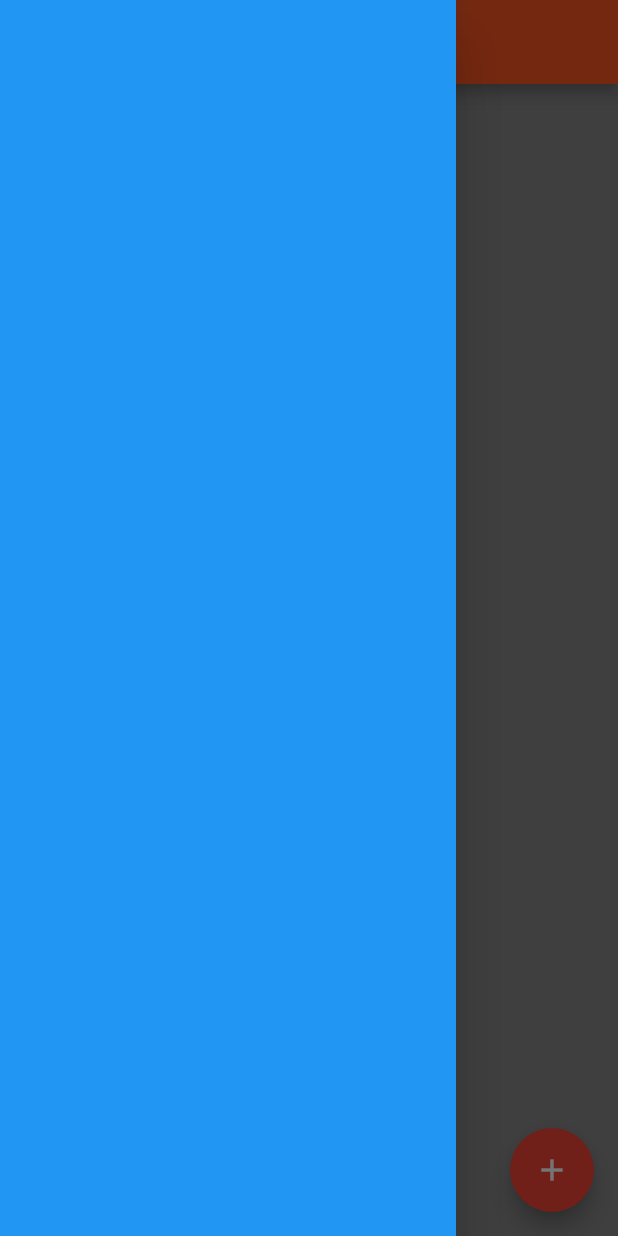
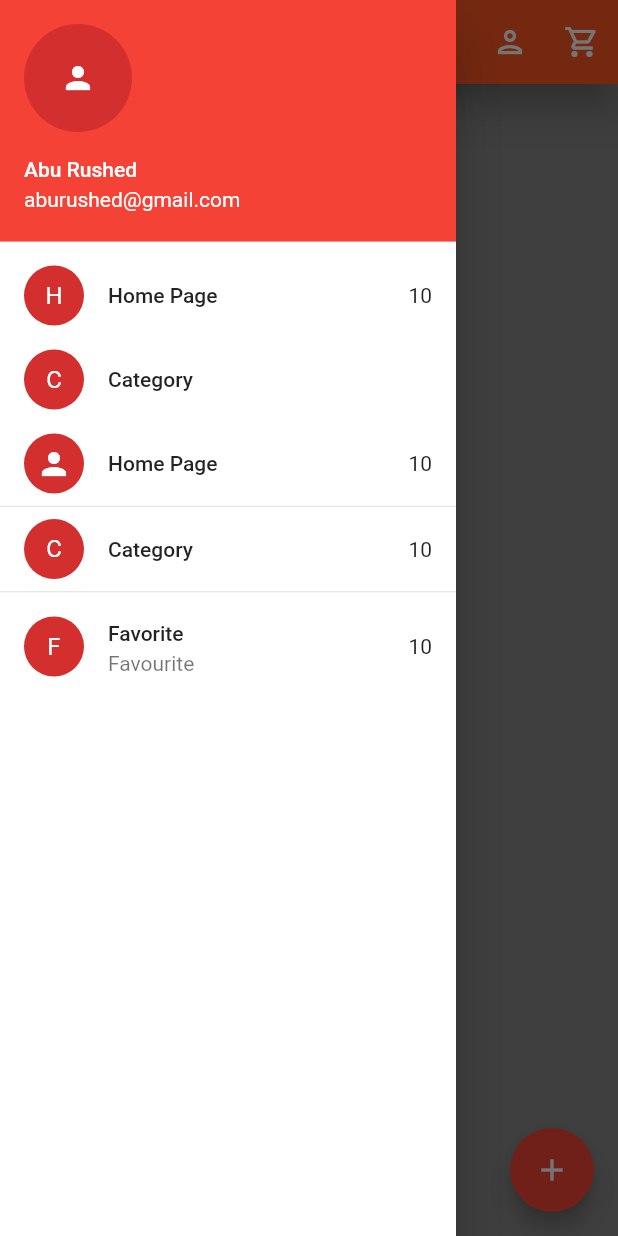
Before and after one commit to Shams-Rushdi/Flutter_Practice, a Flutter app: the screen it shows after launch, with the side drawer open, on a phone screen of 412 x 824 dp. Run offline on Flutter 3.47's test engine with Material 2 defaults, Android fonts, the phone set to English and light mode, and no system bars; our stand-ins replace fluttertoast; missing offline and left inert: dart:html.

```diff
--- a/lib/main.dart
+++ b/lib/main.dart
@@ -1,6 +1,11 @@
+//import 'dart:html';
+
 import 'dart:html';
+import 'dart:ui';
 
 import 'package:flutter/material.dart';
+import 'package:flutterapp/widgets/my_custom_tile.dart';
+import 'package:fluttertoast/fluttertoast.dart';
 
 void main(){
   runApp(MyApp());
@@ -8,19 +13,120 @@ void main(){
 }
 class Home extends StatelessWidget {
 
+  List<String> userList = ['Home Page','Category','Favorite'];
+
   @override
   Widget build(BuildContext context) {
     return Scaffold(
-      drawer: const Drawer(
-        backgroundColor: Colors.blue,
+      drawer: Drawer(
+        backgroundColor: Colors.white,
+        child: ListView(
+         children: [
+           const UserAccountsDrawerHeader(
+             accountName: const Text("Abu Rushed"),
+             accountEmail: const Text("aburushed@gmail.com"),
+             currentAccountPicture: CircleAvatar(
+               child:Icon(Icons.person),
+             ),
+
+           ),
+          MyCustomTile(title:userList[0],icon: null,onClickEvent:(){
+            Navigator.pop(context);
+            Fluttertoast.showToast(msg:userList[0]);
+
+          },
+            subtitle: "30 min ago",
+            trailing: "10",
+          ),
+
+           MyCustomTile(title:userList[1],icon: null,onClickEvent:(){
+             Navigator.pop(context);
+           }),
+
+           ListTile(
+             onTap: (){
+              Navigator.pop(context);//drawar back
+             },
+
+             title: Text(userList[0]),
+             leading: CircleAvatar(
+               //child: Text("H"),
+               child: Icon(Icons.person),
+             ),
+             trailing: Text("10"),
+
+           ),
+           const Divider(height:1,),
+           ListTile(
+             onTap: (){
+               Navigator.pop(context);//drawar back
+             },
+
+             title: Text(userList[1]),
+             leading: CircleAvatar(
+               child: Text("C"),
+               //child: Icon(Icons.person),
+             ),
+             trailing: Text("10"),
+
+           ),
+           const Divider(height:1,),
+           ListTile(
+             onTap: (){
+               Navigator.pop(context);//drawar back
+             },
+
+             title: Text(userList[2]),
+             leading: CircleAvatar(
+               child: Text("F"),
+               //child: Icon(Icons.person),
+             ),
+             trailing: Text("10"),
+             subtitle: Text("Favourite"),
+
+           )
+
+         ],
+        ),
       ),
+
       appBar: AppBar(
         title:const Text("Home Screen"),
+        actions: [
+          IconButton(
+            onPressed:()
+            {
+              Fluttertoast.showToast(msg: 'Searching......');
+            },
+            icon: Icon(Icons.search_outlined),
+          ),
+          IconButton(
+            onPressed:()
+            {
+
+            },
+            icon: Icon(Icons.person_outlined),
+          ),
+          IconButton(
+            onPressed:()
+            {
+              print("Shoping Cart Clicked");
+              Fluttertoast.showToast(msg: 'Shoping Cart');
+            },
+            icon: Icon(Icons.shopping_cart_outlined),
+
+          )
+        ],
+
+
+        elevation: 10.0,
         backgroundColor: Colors.deepOrange,
+
       ),
       body: Container(
         color:Colors.black45
       ),
+
       floatingActionButton: FloatingActionButton(
         backgroundColor: Colors.red,
         onPressed: (){
@@ -42,7 +148,7 @@ class MyApp extends StatelessWidget {
   Widget build(BuildContext context) {
     return MaterialApp(
       home: Home(),
-      debugShowCheckedModeBanner: true,
+      debugShowCheckedModeBanner: false,
       title: "Hello",
       theme: ThemeData(
         brightness:  isDart==false? Brightness.light:Brightness.dark,
--- /dev/null
+++ b/lib/widgets/my_custom_tile.dart
@@ -0,0 +1,30 @@
+import 'package:flutter/material.dart';
+
+import 'package:flutter/material.dart';
+class MyCustomTile extends StatelessWidget {
+  String title;
+  String? subtitle;
+  IconData? icon;
+  String? trailing;
+  VoidCallback onClickEvent;
+
+  MyCustomTile(
+      { this.icon, required this.onClickEvent, this.subtitle, required this.title, this.trailing});
+
+
+  @override
+  Widget build(BuildContext context) {
+    return ListTile(
+      onTap: onClickEvent,
+
+      title: Text(title!),
+      leading: CircleAvatar(
+        //child: Text("H"),
+        //child: Icon(icon),
+        child: icon == null?Text(title[0]):Icon(icon),
+      ),
+      trailing: Text(trailing??''),
+
+    );
+  }
+}
--- a/pubspec.yaml
+++ b/pubspec.yaml
@@ -34,6 +34,7 @@ dependencies:
   # The following adds the Cupertino Icons font to your application.
   # Use with the CupertinoIcons class for iOS style icons.
   cupertino_icons: ^1.0.2
+  fluttertoast: ^8.0.9
 
 dev_dependencies:
   flutter_test:
```
Also changed, not shown: pubspec.lock.
